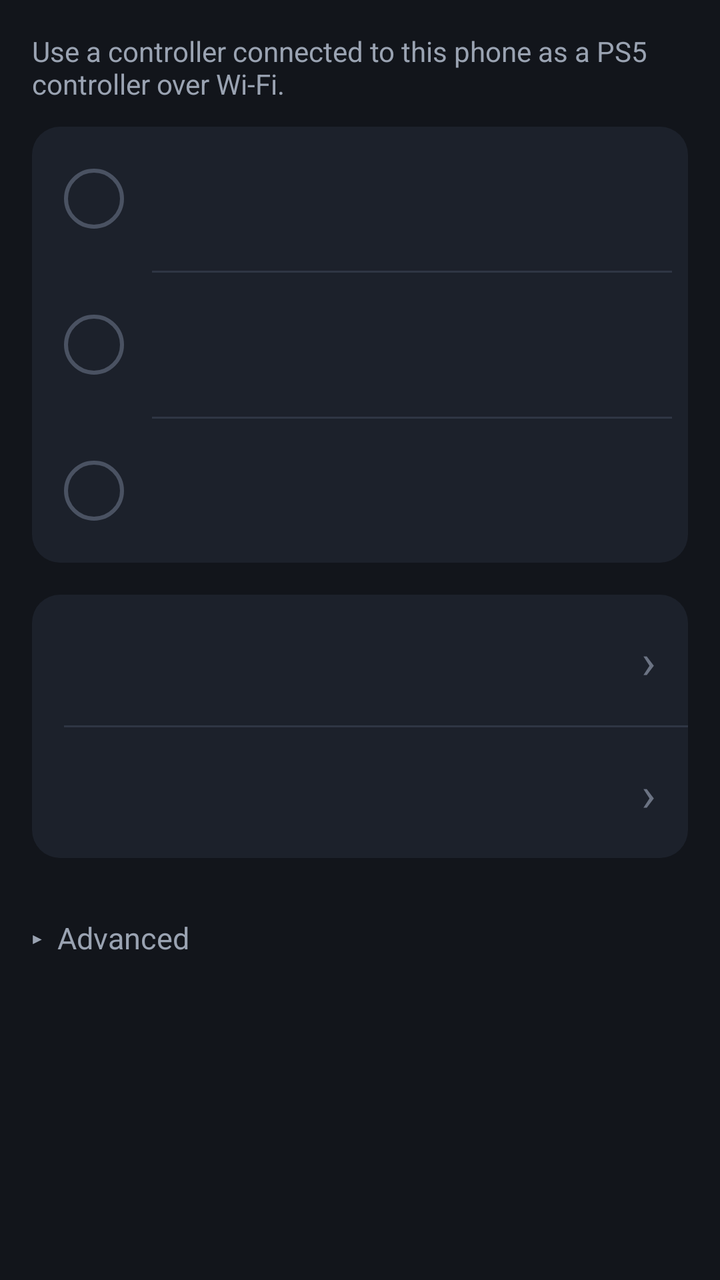
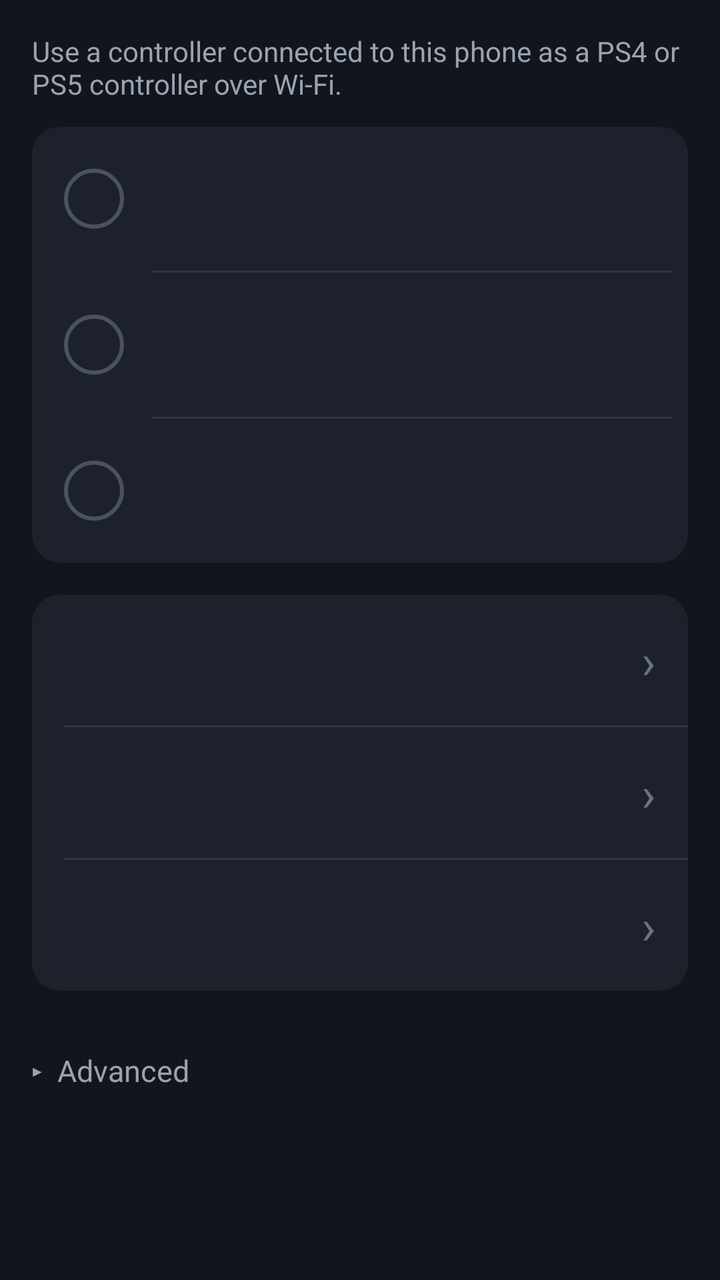

The first picture is an Android layout as it rendered before a commit; the second is the same layout after the commit. The layout source and the unified diff follow.
<!-- AndroidManifest.xml: application theme AppTheme -->
<!-- res/layout/activity_main.xml -->
<?xml version="1.0" encoding="utf-8"?>
<ScrollView xmlns:android="http://schemas.android.com/apk/res/android"
    android:layout_width="match_parent"
    android:layout_height="match_parent">

    <LinearLayout
        android:layout_width="match_parent"
        android:layout_height="wrap_content"
        android:orientation="vertical"
        android:padding="16dp">

        <TextView
            android:layout_width="match_parent"
            android:layout_height="wrap_content"
            android:layout_marginBottom="12dp"
            android:text="Use a controller connected to this phone as a PS5 controller over Wi-Fi."
            android:textColor="@color/text_secondary"
            android:textSize="14sp" />

        <LinearLayout
            android:layout_width="match_parent"
            android:layout_height="wrap_content"
            android:background="@drawable/card_bg"
            android:orientation="vertical"
            android:paddingEnd="8dp"
            android:paddingStart="16dp">

            <include
                android:id="@+id/step_controller"
                layout="@layout/step_row" />

            <View
                android:layout_width="match_parent"
                android:layout_height="1dp"
                android:layout_marginStart="44dp"
                android:background="@color/border" />

            <include
                android:id="@+id/step_payload"
                layout="@layout/step_row" />

            <View
                android:layout_width="match_parent"
                android:layout_height="1dp"
                android:layout_marginStart="44dp"
                android:background="@color/border" />

            <include
                android:id="@+id/step_link"
                layout="@layout/step_row" />
        </LinearLayout>

        <LinearLayout
            android:id="@+id/banner"
            android:layout_width="match_parent"
            android:layout_height="wrap_content"
            android:layout_marginTop="16dp"
            android:background="@drawable/banner_ready"
            android:orientation="vertical"
            android:padding="16dp"
            android:visibility="gone">

            <TextView
                android:layout_width="match_parent"
                android:layout_height="wrap_content"
                android:text="Ready to play"
                android:textColor="@color/success"
                android:textSize="20sp"
                android:textStyle="bold" />

            <TextView
                android:layout_width="match_parent"
                android:layout_height="wrap_content"
                android:layout_marginTop="4dp"
                android:text="Keep this app open while you play. The PS5 stops getting input if you switch apps or the screen turns off. Play mode dims the screen to save battery."
                android:textColor="@color/text_primary"
                android:textSize="14sp" />

            <Button
                android:id="@+id/btn_play"
                style="@style/Button.Primary"
                android:layout_width="match_parent"
                android:layout_height="wrap_content"
                android:layout_marginTop="12dp"
                android:background="@drawable/btn_primary"
                android:stateListAnimator="@null"
                android:text="Start Play mode"
                android:textColor="@color/bg" />
        </LinearLayout>

        <LinearLayout
            android:id="@+id/nav_card"
            android:layout_width="match_parent"
            android:layout_height="wrap_content"
            android:layout_marginTop="16dp"
            android:background="@drawable/card_bg"
            android:orientation="vertical">

            <include
                android:id="@+id/btn_mapping"
                layout="@layout/nav_row" />

            <View
                android:layout_width="match_parent"
                android:layout_height="1dp"
                android:layout_marginStart="16dp"
                android:background="@color/border" />

            <include
                android:id="@+id/btn_test"
                layout="@layout/nav_row" />
        </LinearLayout>

        <TextView
            android:id="@+id/tv_advanced_toggle"
            android:layout_width="match_parent"
            android:layout_height="wrap_content"
            android:layout_marginTop="16dp"
            android:background="?android:attr/selectableItemBackground"
            android:minHeight="48dp"
            android:gravity="center_vertical"
            android:text="▸  Advanced"
            android:textColor="@color/text_secondary"
            android:textSize="15sp" />

        <LinearLayout
            android:id="@+id/advanced"
            android:layout_width="match_parent"
            android:layout_height="wrap_content"
            android:background="@drawable/card_bg"
            android:orientation="vertical"
            android:padding="16dp"
            android:visibility="gone">

            <TextView
                android:layout_width="match_parent"
                android:layout_height="wrap_content"
                android:text="PS5 address"
                android:textColor="@color/text_secondary"
                android:textSize="13sp" />

            <EditText
                android:id="@+id/et_ip"
                android:layout_width="match_parent"
                android:layout_height="wrap_content"
                android:hint="Find automatically"
                android:inputType="text"
                android:digits="0123456789."
                android:singleLine="true" />

            <TextView
                android:layout_width="match_parent"
                android:layout_height="wrap_content"
                android:layout_marginTop="12dp"
                android:text="ELF loader port on the PS5"
                android:textColor="@color/text_secondary"
                android:textSize="13sp" />

            <EditText
                android:id="@+id/et_port"
                android:layout_width="match_parent"
                android:layout_height="wrap_content"
                android:inputType="number"
                android:singleLine="true" />

            <TextView
                android:id="@+id/tv_phone_addr"
                android:layout_width="match_parent"
                android:layout_height="wrap_content"
                android:layout_marginTop="12dp"
                android:textColor="@color/text_secondary"
                android:textSize="13sp" />
        </LinearLayout>
    </LinearLayout>
</ScrollView>
<!-- res/layout/step_row.xml (included above) -->
<?xml version="1.0" encoding="utf-8"?>
<LinearLayout xmlns:android="http://schemas.android.com/apk/res/android"
    android:layout_width="match_parent"
    android:layout_height="wrap_content"
    android:gravity="center_vertical"
    android:minHeight="72dp"
    android:orientation="horizontal"
    android:paddingBottom="12dp"
    android:paddingTop="12dp">

    <TextView
        android:id="@+id/step_badge"
        android:layout_width="30dp"
        android:layout_height="30dp"
        android:background="@drawable/badge_pending"
        android:gravity="center"
        android:textSize="15sp"
        android:textStyle="bold" />

    <LinearLayout
        android:layout_width="0dp"
        android:layout_height="wrap_content"
        android:layout_marginStart="14dp"
        android:layout_weight="1"
        android:orientation="vertical">

        <TextView
            android:id="@+id/step_title"
            android:layout_width="match_parent"
            android:layout_height="wrap_content"
            android:textColor="@color/text_primary"
            android:textSize="16sp" />

        <TextView
            android:id="@+id/step_detail"
            android:layout_width="match_parent"
            android:layout_height="wrap_content"
            android:layout_marginTop="2dp"
            android:textColor="@color/text_secondary"
            android:textSize="13sp" />
    </LinearLayout>

    <Button
        android:id="@+id/step_action"
        style="@style/Button.Text"
        android:layout_width="wrap_content"
        android:layout_height="wrap_content"
        android:layout_marginStart="4dp" />
</LinearLayout>
<!-- res/layout/nav_row.xml (included above) -->
<?xml version="1.0" encoding="utf-8"?>
<LinearLayout xmlns:android="http://schemas.android.com/apk/res/android"
    android:layout_width="match_parent"
    android:layout_height="wrap_content"
    android:background="?android:attr/selectableItemBackground"
    android:gravity="center_vertical"
    android:minHeight="64dp"
    android:orientation="horizontal"
    android:paddingBottom="12dp"
    android:paddingEnd="16dp"
    android:paddingStart="16dp"
    android:paddingTop="12dp">

    <LinearLayout
        android:layout_width="0dp"
        android:layout_height="wrap_content"
        android:layout_weight="1"
        android:orientation="vertical">

        <TextView
            android:id="@+id/nav_title"
            android:layout_width="match_parent"
            android:layout_height="wrap_content"
            android:textColor="@color/text_primary"
            android:textSize="16sp" />

        <TextView
            android:id="@+id/nav_detail"
            android:layout_width="match_parent"
            android:layout_height="wrap_content"
            android:layout_marginTop="2dp"
            android:textColor="@color/text_secondary"
            android:textSize="13sp" />
    </LinearLayout>

    <TextView
        android:layout_width="wrap_content"
        android:layout_height="wrap_content"
        android:layout_marginStart="12dp"
        android:text="›"
        android:textColor="@color/text_muted"
        android:textSize="24sp" />
</LinearLayout>
<!-- resources referenced by this layout -->
<resources>
  <color name="bg">#FF12151B</color>
  <color name="border">#FF2F3644</color>
  <color name="success">#FF3DDC84</color>
  <color name="text_muted">#FF6B7383</color>
  <color name="text_primary">#FFE8ECF2</color>
  <color name="text_secondary">#FF9AA3B2</color>
  <!-- drawable badge_pending (drawable) -->
  <?xml version="1.0" encoding="utf-8"?>
  <shape xmlns:android="http://schemas.android.com/apk/res/android" android:shape="oval">
      <stroke android:width="2dp" android:color="@color/pad_line" />
  </shape>
  <!-- drawable banner_ready (drawable) -->
  <?xml version="1.0" encoding="utf-8"?>
  <shape xmlns:android="http://schemas.android.com/apk/res/android" android:shape="rectangle">
      <solid android:color="@color/success_bg" /><stroke android:width="1dp" android:color="@color/success" />
      <corners android:radius="14dp" />
  </shape>
  <!-- drawable btn_primary (drawable) -->
  <?xml version="1.0" encoding="utf-8"?>
  <ripple xmlns:android="http://schemas.android.com/apk/res/android"
      android:color="#33FFFFFF">
      <item>
          <shape android:shape="rectangle">
              <solid android:color="@color/accent" />
              <corners android:radius="12dp" />
          </shape>
      </item>
  </ripple>
  <!-- drawable card_bg (drawable) -->
  <?xml version="1.0" encoding="utf-8"?>
  <shape xmlns:android="http://schemas.android.com/apk/res/android" android:shape="rectangle">
      <solid android:color="@color/surface" />
      <corners android:radius="14dp" />
  </shape>
  <style name="Button.Primary" parent="android:Widget.Material.Button.Colored">
          <item name="android:textAllCaps">false</item>
          <item name="android:textSize">16sp</item>
          <item name="android:minHeight">56dp</item>
      </style>
  <style name="Button.Text" parent="android:Widget.Material.Button.Borderless.Colored">
          <item name="android:textAllCaps">false</item>
          <item name="android:textSize">15sp</item>
      </style>
  <style name="AppTheme" parent="android:Theme.Material">
          <item name="android:colorPrimary">@color/surface</item>
          <item name="android:colorPrimaryDark">@color/bg</item>
          <item name="android:colorAccent">@color/accent</item>
          <item name="android:windowBackground">@color/bg</item>
          <item name="android:textColorPrimary">@color/text_primary</item>
          <item name="android:textColorSecondary">@color/text_secondary</item>
          <item name="android:buttonStyle">@style/Button</item>
      </style>
  <color name="pad_line">#FF4A5262</color>
  <color name="success_bg">#FF15342A</color>
  <color name="accent">#FF5B9BFF</color>
  <color name="surface">#FF1C212B</color>
  <style name="Button" parent="android:Widget.Material.Button">
          <item name="android:textAllCaps">false</item>
          <item name="android:textSize">15sp</item>
          <item name="android:minHeight">52dp</item>
      </style>
</resources>

<!-- the commit's change to res/layout/activity_main.xml (unified diff, before → after) -->
@@ -13,7 +13,7 @@
             android:layout_width="match_parent"
             android:layout_height="wrap_content"
             android:layout_marginBottom="12dp"
-            android:text="Use a controller connected to this phone as a PS5 controller over Wi-Fi."
+            android:text="Use a controller connected to this phone as a PS4 or PS5 controller over Wi-Fi."
             android:textColor="@color/text_secondary"
             android:textSize="14sp" />
 
@@ -97,6 +97,16 @@
             android:orientation="vertical">
 
             <include
+                android:id="@+id/btn_consoles"
+                layout="@layout/nav_row" />
+
+            <View
+                android:layout_width="match_parent"
+                android:layout_height="1dp"
+                android:layout_marginStart="16dp"
+                android:background="@color/border" />
+
+            <include
                 android:id="@+id/btn_mapping"
                 layout="@layout/nav_row" />
 
@@ -135,24 +145,7 @@
             <TextView
                 android:layout_width="match_parent"
                 android:layout_height="wrap_content"
-                android:text="PS5 address"
-                android:textColor="@color/text_secondary"
-                android:textSize="13sp" />
-
-            <EditText
-                android:id="@+id/et_ip"
-                android:layout_width="match_parent"
-                android:layout_height="wrap_content"
-                android:hint="Find automatically"
-                android:inputType="text"
-                android:digits="0123456789."
-                android:singleLine="true" />
-
-            <TextView
-                android:layout_width="match_parent"
-                android:layout_height="wrap_content"
-                android:layout_marginTop="12dp"
-                android:text="ELF loader port on the PS5"
+                android:text="ELF loader port (used when scanning for consoles)"
                 android:textColor="@color/text_secondary"
                 android:textSize="13sp" />
 
